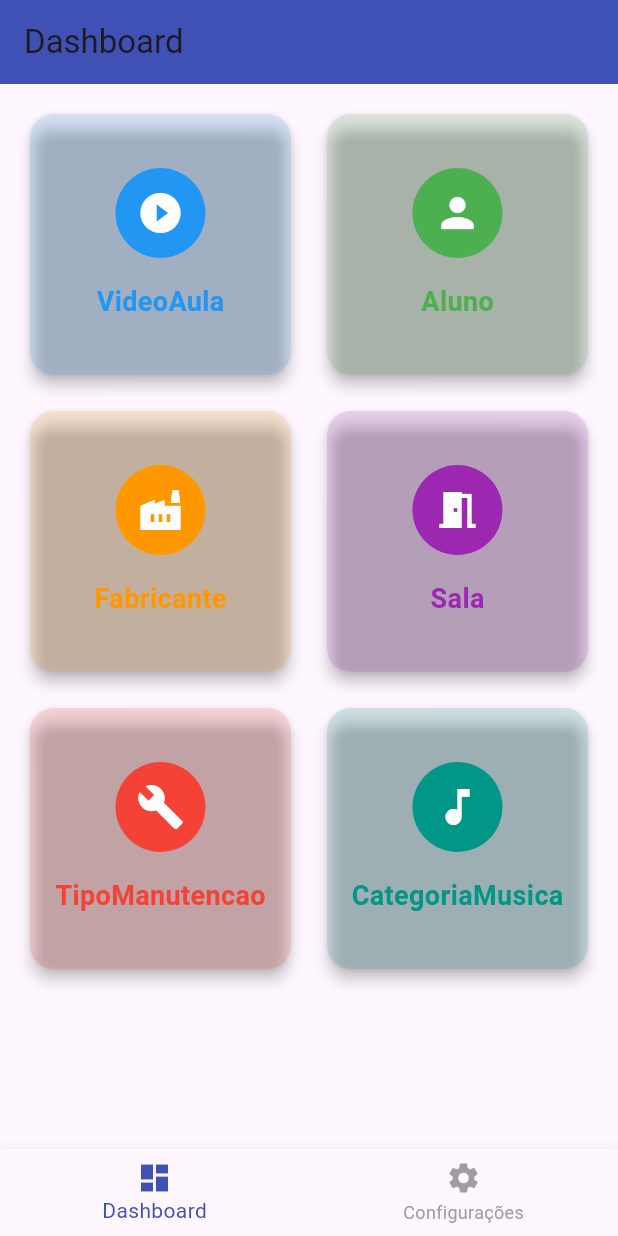
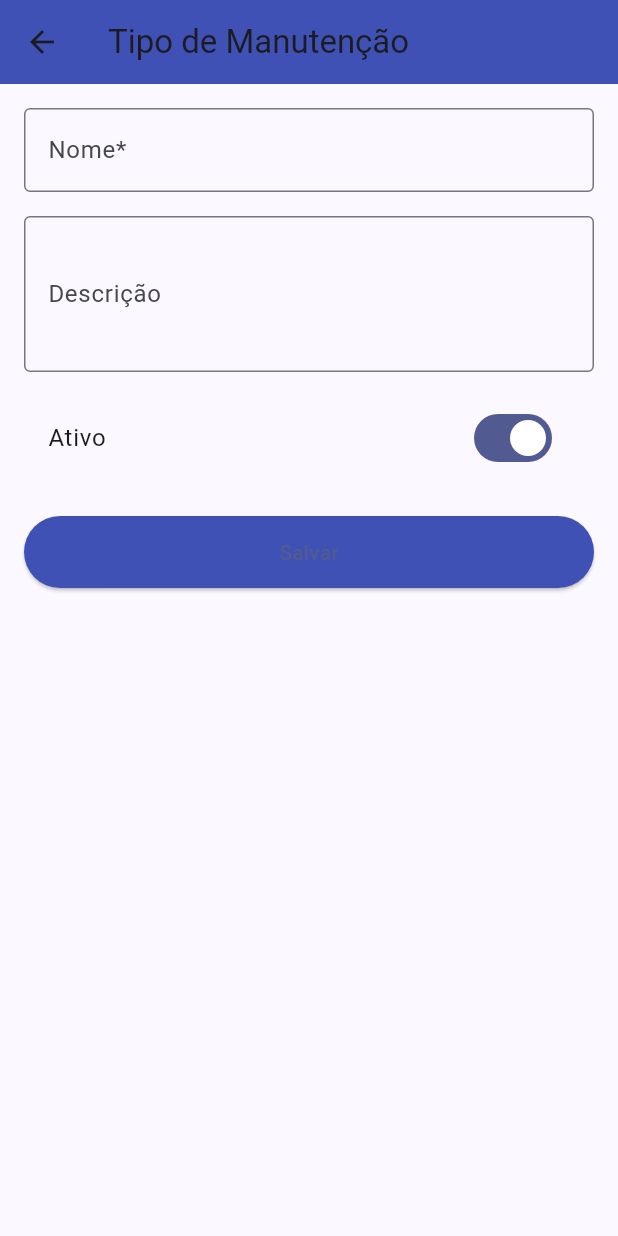
Before and after one commit to isqdev/pagil-flutter, a Flutter app: the screen it shows after launch, after a tap on "TipoManutencao", on a phone screen of 412 x 824 dp. Run offline on Flutter 3.47's test engine with Material 3 defaults, Android fonts, the phone set to English and light mode, and no system bars.

Commit message:
feat(manutencao): cria tela manutencao, corrige routes

```diff
--- /dev/null
+++ b/lib/dto/dto_manutencao.dart
@@ -0,0 +1,31 @@
+class TipoManutencaoDTO {
+  final String id;
+  final String nome;
+  final String? descricao;
+  final bool ativo;
+
+  TipoManutencaoDTO({
+    required this.id,
+    required this.nome,
+    this.descricao,
+    this.ativo = true,
+  });
+
+  factory TipoManutencaoDTO.fromJson(Map<String, dynamic> json) {
+    return TipoManutencaoDTO(
+      id: json['id'] as String,
+      nome: json['nome'] as String,
+      descricao: json['descricao'] as String?,
+      ativo: json['ativo'] ?? true,
+    );
+  }
+
+  Map<String, dynamic> toJson() {
+    return {
+      'id': id,
+      'nome': nome,
+      'descricao': descricao,
+      'ativo': ativo,
+    };
+  }
+}
--- a/lib/main.dart
+++ b/lib/main.dart
@@ -1,5 +1,6 @@
 import 'package:flutter/material.dart';
 import 'telas/tela_dashboard.dart';
+import 'routes.dart';
 
 void main() {
   runApp(const MyApp());
@@ -12,7 +13,7 @@
   @override
   Widget build(BuildContext context) {
     return MaterialApp(
-      title: 'Flutter Demo',
+      title: 'Pagil Flutter',
       theme: ThemeData(
         // This is the theme of your application.
         //
@@ -29,9 +30,13 @@
         //
         // This works for code too, not just values: Most code changes can be
         // tested with just a hot reload.
-        colorScheme: ColorScheme.fromSeed(seedColor: Colors.deepPurple),
+        colorScheme: ColorScheme.fromSeed(seedColor: Colors.indigo),
+        useMaterial3: true,
+        fontFamily: 'Roboto',
       ),
       home: TelaDashboard(),
+      routes: AppRoutes.routes,
+      debugShowCheckedModeBanner: false,
     );
   }
 }
--- a/lib/routes.dart
+++ b/lib/routes.dart
@@ -1,10 +1,10 @@
 import 'package:flutter/material.dart';
 import 'telas/form_aluno.dart';
-import 'telas/form_categoria_musica.dart';
-import 'telas/form_fabricante.dart';
-import 'telas/form_manutencao.dart';
-import 'telas/form_sala.dart';
-import 'telas/tela_dashboard.dart';
+import './telas/form_categoria_musica.dart';
+import './telas/form_fabricante.dart';
+import './telas/form_manutencao.dart';
+import './telas/form_sala.dart';
+import './telas/tela_dashboard.dart';
 
 class AppRoutes {
   static const String aluno = '/aluno';
@@ -16,10 +16,10 @@ class AppRoutes {
 
   static Map<String, WidgetBuilder> get routes => {
         aluno: (context) => FormAluno(),
-        videoAula: (context) => VideoAulaPage(),
-        fabricante: (context) => FabricantePage(),
-        sala: (context) => SalaPage(),
-        manutencao: (context) => ManutencaoPage(),
-        categoriaMusica: (context) => CategoriaMusicaPage(),
+        //videoAula: (context) => VideoAulaPage(),
+        //fabricante: (context) => FabricantePage(),
+        //sala: (context) => SalaPage(),
+        manutencao: (context) => FormTipoManutencao(),
+        //categoriaMusica: (context) => CategoriaMusicaPage(),
       };
 }
--- a/lib/telas/form_manutencao.dart
+++ b/lib/telas/form_manutencao.dart
@@ -0,0 +1,90 @@
+import 'package:flutter/material.dart';
+
+class FormTipoManutencao extends StatefulWidget {
+  @override
+  _FormTipoManutencaoState createState() => _FormTipoManutencaoState();
+}
+
+class _FormTipoManutencaoState extends State<FormTipoManutencao> {
+  final _formKey = GlobalKey<FormState>();
+  final TextEditingController _nomeController = TextEditingController();
+  final TextEditingController _descricaoController = TextEditingController();
+  bool _ativo = true;
+
+  @override
+  void dispose() {
+    _nomeController.dispose();
+    _descricaoController.dispose();
+    super.dispose();
+  }
+
+  void _salvar() {
+    if (_formKey.currentState!.validate()) {
+      // Aqui você pode salvar os dados ou chamar o DTO
+      ScaffoldMessenger.of(context).showSnackBar(
+        SnackBar(content: Text('Tipo de Manutenção salvo!')),
+      );
+    }
+  }
+
+  @override
+  Widget build(BuildContext context) {
+    return Scaffold(
+      appBar: AppBar(
+        title: Text('Tipo de Manutenção'),
+        backgroundColor: Colors.indigo,
+      ),
+      body: Padding(
+        padding: const EdgeInsets.all(16.0),
+        child: Form(
+          key: _formKey,
+          child: ListView(
+            children: [
+              TextFormField(
+                controller: _nomeController,
+                decoration: InputDecoration(
+                  labelText: 'Nome*',
+                  border: OutlineInputBorder(),
+                ),
+                validator: (value) {
+                  if (value == null || value.isEmpty) {
+                    return 'Informe o nome';
+                  }
+                  return null;
+                },
+              ),
+              SizedBox(height: 16),
+              TextFormField(
+                controller: _descricaoController,
+                decoration: InputDecoration(
+                  labelText: 'Descrição',
+                  border: OutlineInputBorder(),
+                ),
+                maxLines: 3,
+              ),
+              SizedBox(height: 16),
+              SwitchListTile(
+                title: Text('Ativo'),
+                value: _ativo,
+                onChanged: (value) {
+                  setState(() {
+                    _ativo = value;
+                  });
+                },
+              ),
+              SizedBox(height: 24),
+              ElevatedButton(
+                onPressed: _salvar,
+                child: Text('Salvar'),
+                style: ElevatedButton.styleFrom(
+                  backgroundColor: Colors.indigo,
+                  minimumSize: Size(double.infinity, 48),
+                ),
+              ),
+            ],
+          ),
+        ),
+      ),
+    );
+  }
+}
--- a/lib/telas/tela_dashboard.dart
+++ b/lib/telas/tela_dashboard.dart
@@ -1,67 +1,94 @@
 import 'package:flutter/material.dart';
+import '../routes.dart';
 
 class TelaDashboard extends StatelessWidget {
   final List<_DashboardOption> options = [
-    _DashboardOption('VideoAula', Icons.play_circle_fill, Colors.blue),
-    _DashboardOption('Aluno', Icons.person, Colors.green),
-    _DashboardOption('Fabricante', Icons.factory, Colors.orange),
-    _DashboardOption('Sala', Icons.meeting_room, Colors.purple),
-    _DashboardOption('TipoManutencao', Icons.build, Colors.red),
-    _DashboardOption('CategoriaMusica', Icons.music_note, Colors.teal),
+    _DashboardOption('VideoAula', Icons.play_circle_fill, Colors.blue, null),
+    _DashboardOption('Aluno', Icons.person, Colors.green, AppRoutes.aluno),
+    _DashboardOption('Fabricante', Icons.factory, Colors.orange, null),
+    _DashboardOption('Sala', Icons.meeting_room, Colors.purple, null),
+    _DashboardOption('TipoManutencao', Icons.build, Colors.red, AppRoutes.manutencao),
+    _DashboardOption('CategoriaMusica', Icons.music_note, Colors.teal, null),
   ];
 
   @override
   Widget build(BuildContext context) {
     return Scaffold(
       appBar: AppBar(
-        title: Text('Dashboard'),
-        backgroundColor: Colors.indigo,
+        title: const Text('Dashboard'),
+        backgroundColor: Colors.indigo.shade700,
+        elevation: 6,
+        centerTitle: true,
+        shape: const RoundedRectangleBorder(
+          borderRadius: BorderRadius.vertical(bottom: Radius.circular(24)),
         ),
-      body: Padding(
-        padding: const EdgeInsets.all(16.0),
+      ),
+      body: Container(
+        decoration: const BoxDecoration(
+          gradient: LinearGradient(
+            colors: [Color(0xFFE3E6F3), Color(0xFFF8F8FF)],
+            begin: Alignment.topLeft,
+            end: Alignment.bottomRight,
+          ),
+        ),
+        child: Padding(
+          padding: const EdgeInsets.all(18.0),
           child: GridView.count(
             crossAxisCount: 2,
-          crossAxisSpacing: 16,
-          mainAxisSpacing: 16,
+            crossAxisSpacing: 18,
+            mainAxisSpacing: 18,
             children: options.map((option) {
               return GestureDetector(
-              onTap: () {
-                // Navegação ou ação ao clicar
-              },
+                onTap: option.route != null
+                    ? () => Navigator.pushNamed(context, option.route!)
+                    : null,
                 child: Card(
-                elevation: 4,
+                  elevation: 8,
                   shape: RoundedRectangleBorder(
-                  borderRadius: BorderRadius.circular(16),
+                    borderRadius: BorderRadius.circular(20),
                   ),
-                color: option.color.withOpacity(0.15),
+                  color: option.color.withOpacity(0.18),
+                  child: AnimatedContainer(
+                    duration: const Duration(milliseconds: 200),
+                    padding: const EdgeInsets.symmetric(vertical: 18, horizontal: 8),
                     child: Column(
                       mainAxisAlignment: MainAxisAlignment.center,
                       children: [
                         CircleAvatar(
                           backgroundColor: option.color,
-                      radius: 30,
-                      child: Icon(option.icon, color: Colors.white, size: 32),
+                          radius: 34,
+                          child: Icon(option.icon, color: Colors.white, size: 36),
                         ),
-                    SizedBox(height: 16),
+                        const SizedBox(height: 18),
                         Text(
                           option.title,
                           style: TextStyle(
-                        fontSize: 18,
-                        fontWeight: FontWeight.bold,
-                        color: option.color,
+                            fontSize: 19,
+                            fontWeight: FontWeight.w600,
+                            color: option.color.shade700,
+                            letterSpacing: 1.1,
                           ),
                         ),
+                        if (option.route != null)
+                          Padding(
+                            padding: const EdgeInsets.only(top: 8.0),
+                            child: Icon(Icons.arrow_forward_ios, size: 18, color: option.color.shade700),
+                          ),
                       ],
+                    ),
                   ),
                 ),
               );
             }).toList(),
           ),
         ),
+      ),
       bottomNavigationBar: BottomNavigationBar(
-        selectedItemColor: Colors.indigo,
-        unselectedItemColor: Colors.grey,
-        items: [
+        selectedItemColor: Colors.indigo.shade700,
+        unselectedItemColor: Colors.grey.shade500,
+        backgroundColor: Colors.white,
+        elevation: 10,
+        items: const [
           BottomNavigationBarItem(
             icon: Icon(Icons.dashboard),
             label: 'Dashboard',
@@ -79,7 +106,8 @@ class TelaDashboard extends StatelessWidget {
 class _DashboardOption {
   final String title;
   final IconData icon;
-  final Color color;
+  final MaterialColor color;
+  final String? route;
 
-  _DashboardOption(this.title, this.icon, this.color);
+  _DashboardOption(this.title, this.icon, this.color, this.route);
 }
```
Lines whose indentation alone changed are shown as unchanged.
